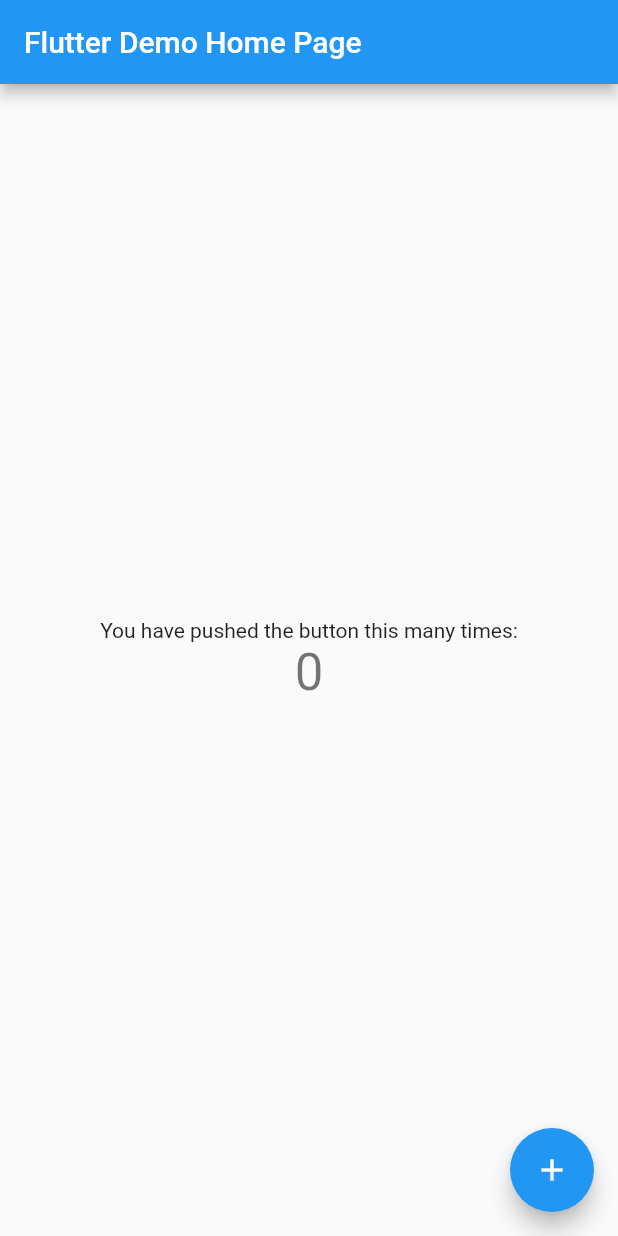
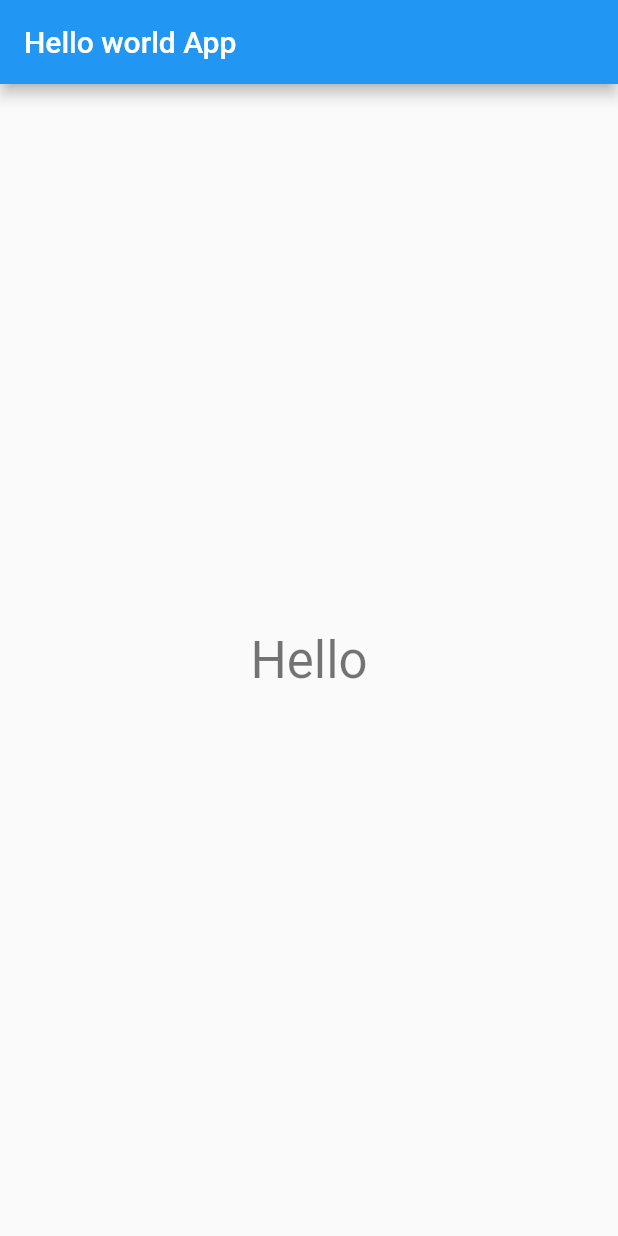
Before and after one commit to biessek/flutter_localization_example, a Flutter app: the screen it shows after launch, on a phone screen of 412 x 824 dp. Run offline on Flutter 3.47's test engine with Material 2 defaults, Android fonts, the phone set to English and light mode, and no system bars.

Commit message:
translation files

```diff
--- /dev/null
+++ b/lib/l10n/intl_en.arb
@@ -0,0 +1,14 @@
+{
+   "@@last_modified": "2018-05-25T11:50:40.743319",
+   "title": "Hello world App",
+   "@title": {
+     "description": "The application title",
+     "type": "text",
+     "placeholders": {}
+   },
+   "hello": "Hello",
+   "@hello": {
+     "type": "text",
+     "placeholders": {}
+   }
+ }
--- /dev/null
+++ b/lib/l10n/intl_es.arb
@@ -0,0 +1,14 @@
+{
+   "@@last_modified": "2018-05-25T11:50:40.743319",
+   "title": "App Hola Mundo",
+   "@title": {
+     "description": "The application title",
+     "type": "text",
+     "placeholders": {}
+   },
+   "hello": "Hola",
+   "@hello": {
+     "type": "text",
+     "placeholders": {}
+   }
+}
--- /dev/null
+++ b/lib/l10n/intl_messages.arb
@@ -0,0 +1,14 @@
+{
+  "@@last_modified": "2018-05-25T13:03:06.297176",
+  "title": "Hello world App",
+  "@title": {
+    "description": "The application title",
+    "type": "text",
+    "placeholders": {}
+  },
+  "hello": "Hello",
+  "@hello": {
+    "type": "text",
+    "placeholders": {}
+  }
+}
--- /dev/null
+++ b/lib/l10n/intl_pt.arb
@@ -0,0 +1,14 @@
+{
+   "@@last_modified": "2018-05-25T11:50:40.743319",
+   "title": "App Olá Mundo",
+   "@title": {
+     "description": "The application title",
+     "type": "text",
+     "placeholders": {}
+   },
+   "hello": "Olá",
+   "@hello": {
+     "type": "text",
+     "placeholders": {}
+   }
+}
--- /dev/null
+++ b/lib/localizations.dart
@@ -0,0 +1,51 @@
+import 'dart:async';
+
+import 'package:flutter/material.dart';
+import 'package:intl/intl.dart';
+
+import 'l10n/messages_all.dart';
+
+class AppLocalizations {
+  static Future<AppLocalizations> load(Locale locale) {
+    final String name =
+        locale.countryCode.isEmpty ? locale.languageCode : locale.toString();
+    final String localeName = Intl.canonicalizedLocale(name);
+
+    return initializeMessages(localeName).then((bool _) {
+      Intl.defaultLocale = localeName;
+      return new AppLocalizations();
+    });
+  }
+
+  static AppLocalizations of(BuildContext context) {
+    return Localizations.of<AppLocalizations>(context, AppLocalizations);
+  }
+
+  String get title {
+    return Intl.message('Hello world App',
+        name: 'title', desc: 'The application title');
+  }
+
+  String get hello {
+    return Intl.message('Hello', name: 'hello');
+  }
+}
+
+class AppLocalizationsDelegate extends LocalizationsDelegate<AppLocalizations> {
+  const AppLocalizationsDelegate();
+
+  @override
+  bool isSupported(Locale locale) {
+    return ['en', 'es', 'pt'].contains(locale.languageCode);
+  }
+
+  @override
+  Future<AppLocalizations> load(Locale locale) {
+    return AppLocalizations.load(locale);
+  }
+
+  @override
+  bool shouldReload(LocalizationsDelegate<AppLocalizations> old) {
+    return false;
+  }
+}
--- a/lib/main.dart
+++ b/lib/main.dart
@@ -1,4 +1,7 @@
 import 'package:flutter/material.dart';
+import 'package:flutter_localizations/flutter_localizations.dart';
+
+import 'localizations.dart';
 
 void main() => runApp(new MyApp());
 
@@ -7,16 +10,15 @@ class MyApp extends StatelessWidget {
   @override
   Widget build(BuildContext context) {
     return new MaterialApp(
-      title: 'Flutter Demo',
+      localizationsDelegates: [
+        AppLocalizationsDelegate(),
+        GlobalMaterialLocalizations.delegate,
+        GlobalWidgetsLocalizations.delegate
+      ],
+      supportedLocales: [Locale("en", ""), Locale("es", ""), Locale("pt", "")],
+      onGenerateTitle: (BuildContext context) =>
+          AppLocalizations.of(context).title,
       theme: new ThemeData(
-        // This is the theme of your application.
-        //
-        // Try running your application with "flutter run". You'll see the
-        // application has a blue toolbar. Then, without quitting the app, try
-        // changing the primarySwatch below to Colors.green and then invoke
-        // "hot reload" (press "r" in the console where you ran "flutter run",
-        // or press Run > Flutter Hot Reload in IntelliJ). Notice that the
-        // counter didn't reset back to zero; the application is not restarted.
         primarySwatch: Colors.blue,
       ),
       home: new MyHomePage(title: 'Flutter Demo Home Page'),
@@ -24,86 +26,22 @@ class MyApp extends StatelessWidget {
   }
 }
 
-class MyHomePage extends StatefulWidget {
+class MyHomePage extends StatelessWidget {
   MyHomePage({Key key, this.title}) : super(key: key);
-
-  // This widget is the home page of your application. It is stateful, meaning
-  // that it has a State object (defined below) that contains fields that affect
-  // how it looks.
-
-  // This class is the configuration for the state. It holds the values (in this
-  // case the title) provided by the parent (in this case the App widget) and
-  // used by the build method of the State. Fields in a Widget subclass are
-  // always marked "final".
-
   final String title;
 
   @override
-  _MyHomePageState createState() => new _MyHomePageState();
-}
-
-class _MyHomePageState extends State<MyHomePage> {
-  int _counter = 0;
-
-  void _incrementCounter() {
-    setState(() {
-      // This call to setState tells the Flutter framework that something has
-      // changed in this State, which causes it to rerun the build method below
-      // so that the display can reflect the updated values. If we changed
-      // _counter without calling setState(), then the build method would not be
-      // called again, and so nothing would appear to happen.
-      _counter++;
-    });
-  }
-
-  @override
   Widget build(BuildContext context) {
-    // This method is rerun every time setState is called, for instance as done
-    // by the _incrementCounter method above.
-    //
-    // The Flutter framework has been optimized to make rerunning build methods
-    // fast, so that you can just rebuild anything that needs updating rather
-    // than having to individually change instances of widgets.
-    return new Scaffold(
-      appBar: new AppBar(
-        // Here we take the value from the MyHomePage object that was created by
-        // the App.build method, and use it to set our appbar title.
-        title: new Text(widget.title),
+    return Scaffold(
+      appBar: AppBar(
+        title: Text(AppLocalizations.of(context).title),
       ),
-      body: new Center(
-        // Center is a layout widget. It takes a single child and positions it
-        // in the middle of the parent.
-        child: new Column(
-          // Column is also layout widget. It takes a list of children and
-          // arranges them vertically. By default, it sizes itself to fit its
-          // children horizontally, and tries to be as tall as its parent.
-          //
-          // Invoke "debug paint" (press "p" in the console where you ran
-          // "flutter run", or select "Toggle Debug Paint" from the Flutter tool
-          // window in IntelliJ) to see the wireframe for each widget.
-          //
-          // Column has various properties to control how it sizes itself and
-          // how it positions its children. Here we use mainAxisAlignment to
-          // center the children vertically; the main axis here is the vertical
-          // axis because Columns are vertical (the cross axis would be
-          // horizontal).
-          mainAxisAlignment: MainAxisAlignment.center,
-          children: <Widget>[
-            new Text(
-              'You have pushed the button this many times:',
-            ),
-            new Text(
-              '$_counter',
-              style: Theme.of(context).textTheme.display1,
-            ),
-          ],
+      body: Center(
+        child: Text(
+          AppLocalizations.of(context).hello,
+          style: Theme.of(context).textTheme.display1,
         ),
       ),
-      floatingActionButton: new FloatingActionButton(
-        onPressed: _incrementCounter,
-        tooltip: 'Increment',
-        child: new Icon(Icons.add),
-      ), // This trailing comma makes auto-formatting nicer for build methods.
     );
   }
 }
```
Also changed, not shown: lib/l10n/messages_all.dart (added, +65 -0 lines), lib/l10n/messages_en.dart (added, +25 -0 lines), lib/l10n/messages_es.dart (added, +25 -0 lines), lib/l10n/messages_pt.dart (added, +25 -0 lines), pubspec.yaml (+5 -2 lines), pubspec.lock, 1 other file.
